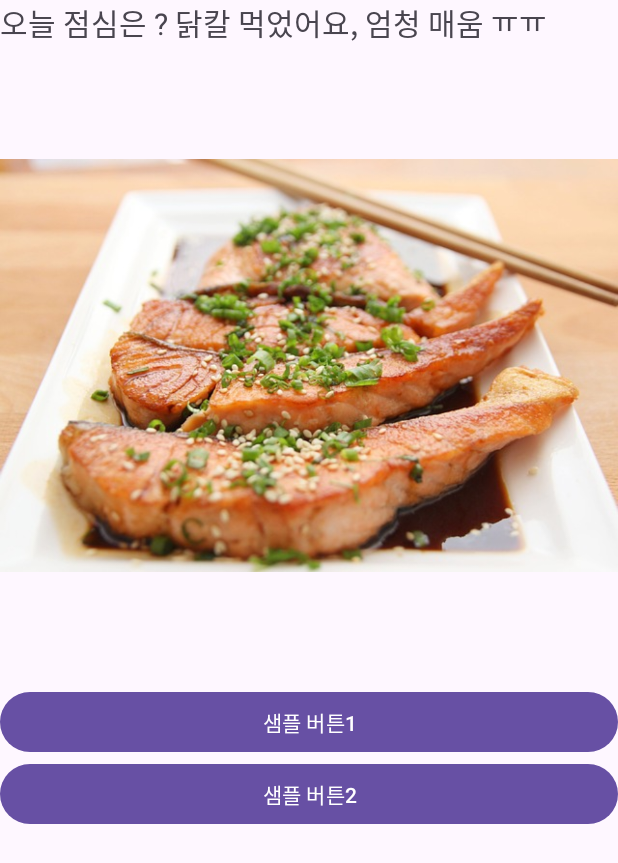
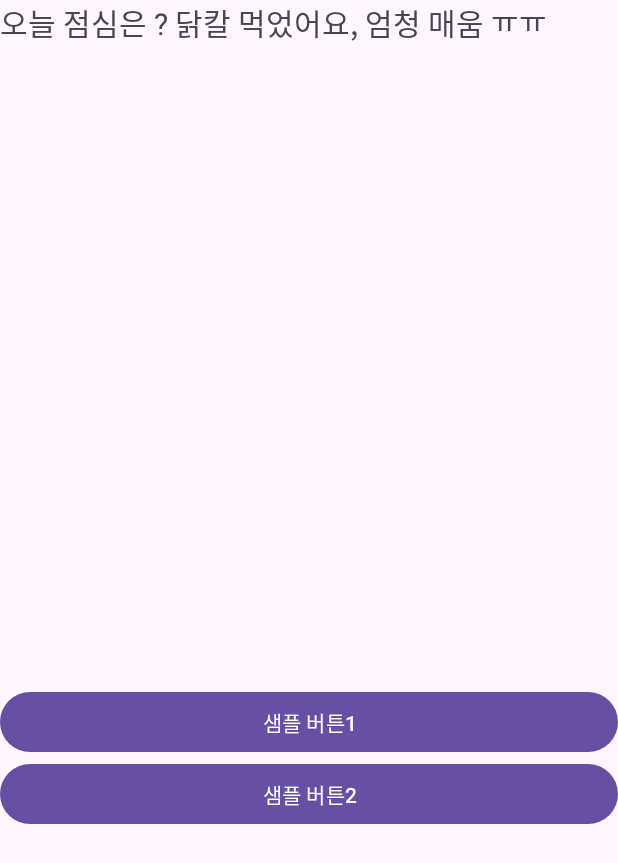
Before and after one commit to lsy3709/AndroidLabTest501, an Android app: the Ch6MainActivity screen opened directly, with no data from a screen before it, after a tap on "샘플 버튼1", on a phone screen of 412 x 824 dp. Shown: the top 863 px of the screen. Run offline under Robolectric (Android 15) with nearby library versions, the light colour scheme and no system bars.

Commit message:
6교시, ch6 뷰 기본 알아보기, 이미지 뷰, 버튼 추가 후 간단 로직 처리 확인, 말풍선 출력 해보기, 이미지 show/hide 3

```diff
--- a/app/src/main/java/com/busanit501/androidlabtest501/ch06/Ch6MainActivity.kt
+++ b/app/src/main/java/com/busanit501/androidlabtest501/ch06/Ch6MainActivity.kt
@@ -2,7 +2,9 @@ package com.busanit501.androidlabtest501.ch06
 
 import android.os.Bundle
 import android.util.Log
+import android.view.View
 import android.widget.Button
+import android.widget.ImageView
 import android.widget.Toast
 import androidx.activity.enableEdgeToEdge
 import androidx.appcompat.app.AppCompatActivity
@@ -34,11 +36,30 @@ class Ch6MainActivity : AppCompatActivity() {
 
         // 샘플 버튼 클릭시 이벤트 처리,
         val sampleBtn : Button = findViewById<Button>(R.id.sampleBtn1)
+
+        // 샘플 버튼 클릭시 이벤트 처리,
+        val sampleBtn2 : Button = findViewById<Button>(R.id.sampleBtn2)
+
+        // 이미지 뷰 요소를 선택.
+        val sampleImg : ImageView = findViewById<ImageView>(R.id.imageView1)
         sampleBtn.setOnClickListener {
 //            println("sampleBtn 클릭 확인.")
+            // 로그캣, 로깅으로 확인. 콘솔 확인
             Log.d("Ch6MainActivity","sampleBtn 클릭 확인.")
+            // 화면에서 말 풍선 확인.
             Toast.makeText(this@Ch6MainActivity,"버튼 반응하나요?",Toast.LENGTH_LONG).show()
+            // 이미지 화면 , show/hide
+            // hide
+            sampleImg.visibility = View.INVISIBLE
         }
+
+        // 샘플버튼 2
+        sampleBtn2.setOnClickListener {
+//           // 이미지 화면 , show/hide
+            // hide
+            sampleImg.visibility = View.VISIBLE
+        }
+
 
     }
 }
```
